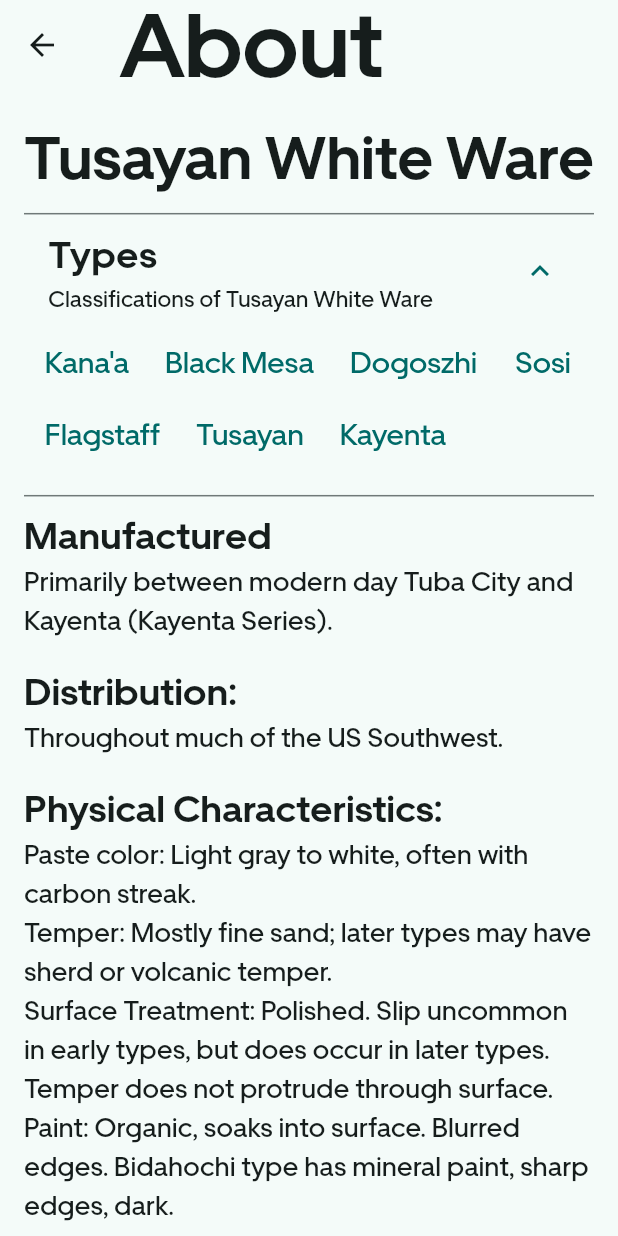
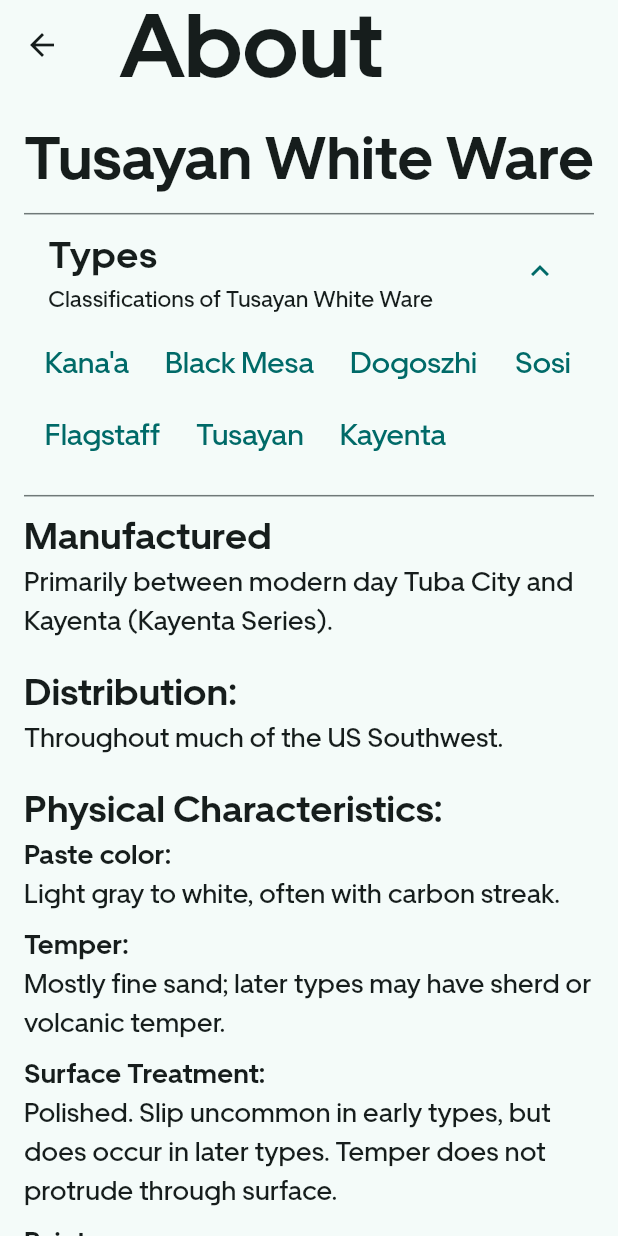
Before and after one commit to aadarshabastola/dcraft, a Flutter app: the AboutTww screen opened directly, on a phone screen of 412 x 824 dp. Run offline on Flutter 3.47's test engine with Material 3 defaults, Android fonts, the light colour scheme and no system bars; our stand-ins replace carousel_slider, font_awesome_flutter, geolocator, google_maps_flutter, google_sign_in, hive and 5 more; missing offline and left inert: extension_google_sign_in_as_googleapis_auth, googleapis, tflite_flutter; accounts and stored records are empty.

Commit message:
Enhance AboutTww screen layout; improve text formatting and readability for paste color, temper, surface treatment, and paint sections

```diff
--- a/lib/screens/about/about_tww.dart
+++ b/lib/screens/about/about_tww.dart
@@ -241,28 +241,69 @@ class AboutTww extends StatelessWidget {
                 ),
               ),
               const Text(
-                "Paste color: Light gray to white, often with carbon streak.",
+                "Paste color:",
+                style: TextStyle(
+                  fontFamily: 'Uber',
+                  fontSize: 18,
+                  fontWeight: FontWeight.w700,
+                ),
+              ),
+              const Text(
+                "Light gray to white, often with carbon streak.",
                 style: TextStyle(
                   fontFamily: 'Uber',
                   fontSize: 18,
                 ),
               ),
+              SizedBox(
+                height: 8,
+              ),
               const Text(
-                "Temper: Mostly fine sand; later types may have sherd or volcanic temper.",
+                "Temper:",
+                style: TextStyle(
+                  fontFamily: 'Uber',
+                  fontSize: 18,
+                  fontWeight: FontWeight.w700,
+                ),
+              ),
+              const Text(
+                "Mostly fine sand; later types may have sherd or volcanic temper.",
                 style: TextStyle(
                   fontFamily: 'Uber',
                   fontSize: 18,
                 ),
               ),
+              SizedBox(
+                height: 8,
+              ),
               const Text(
-                "Surface Treatment: Polished. Slip uncommon in early types, but does occur in later types. Temper does not protrude through surface.",
+                "Surface Treatment:",
+                style: TextStyle(
+                  fontFamily: 'Uber',
+                  fontSize: 18,
+                  fontWeight: FontWeight.w700,
+                ),
+              ),
+              const Text(
+                "Polished. Slip uncommon in early types, but does occur in later types. Temper does not protrude through surface.",
                 style: TextStyle(
                   fontFamily: 'Uber',
                   fontSize: 18,
                 ),
               ),
+              SizedBox(
+                height: 8,
+              ),
               const Text(
-                "Paint: Organic, soaks into surface. Blurred edges. Bidahochi type has mineral paint, sharp edges, dark.",
+                "Paint:",
+                style: TextStyle(
+                  fontFamily: 'Uber',
+                  fontSize: 18,
+                  fontWeight: FontWeight.w700,
+                ),
+              ),
+              const Text(
+                "Organic, soaks into surface. Blurred edges. Bidahochi type has mineral paint, sharp edges, dark.",
                 style: TextStyle(
                   fontFamily: 'Uber',
                   fontSize: 18,
@@ -278,19 +319,39 @@ class AboutTww extends StatelessWidget {
                 ),
               ),
               const Text(
-                "Cibola: Light gray to white paste, often with carbon streak; sand, sherd or both temper; no slip early, thin later; mineral paint.",
+                "Cibola:",
+                style: TextStyle(
+                  fontFamily: 'Uber',
+                  fontSize: 18,
+                  fontWeight: FontWeight.w700,
+                ),
+              ),
+              const Text(
+                "Light gray to white paste, often with carbon streak; sand, sherd or both temper; no slip early, thin later; mineral paint.",
                 style: TextStyle(
                   fontFamily: 'Uber',
                   fontSize: 18,
                 ),
               ),
+              SizedBox(
+                height: 8,
+              ),
               const Text(
-                "Little Colorado White Ware: Darker paste color; thick white slip; sherd temper, sometimes with sand; organic paint.",
+                "Little Colorado White Ware:",
+                style: TextStyle(
+                  fontFamily: 'Uber',
+                  fontSize: 18,
+                  fontWeight: FontWeight.w700,
+                ),
+              ),
+              const Text(
+                "Darker paste color; thick white slip; sherd temper, sometimes with sand; organic paint.",
                 style: TextStyle(
                   fontFamily: 'Uber',
                   fontSize: 18,
                 ),
               ),
+              SizedBox(height: 16),
             ],
           ),
         ),
```
